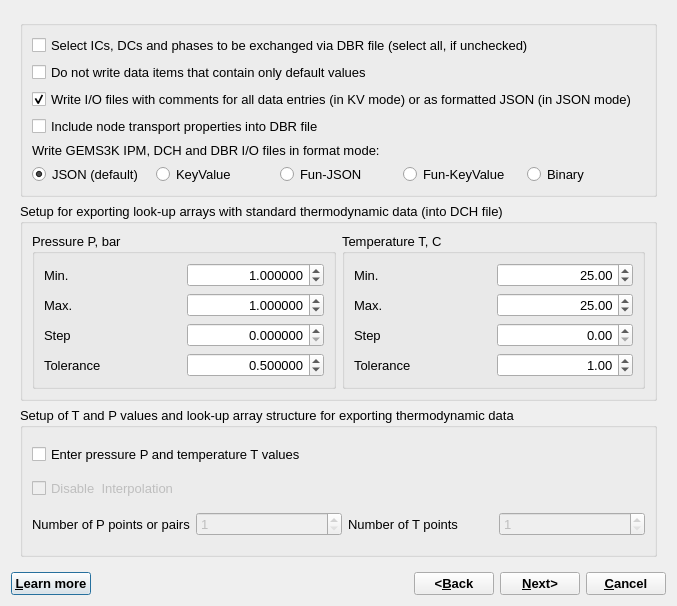
Before: the Qt Designer form GUI/Dialogs4/LookupDialog4.ui in gemshub/GEMSGUI, drawn with Qt 5.
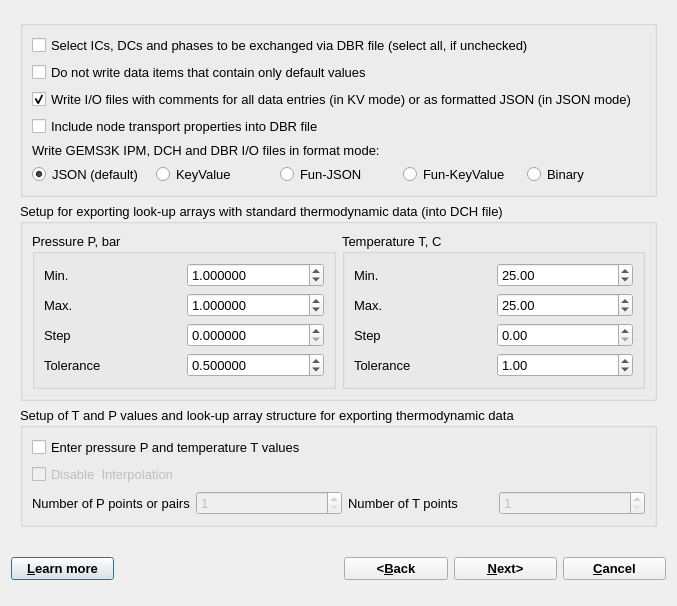
After: the same form once the commit is applied.

Commit message: fixed possible tolerance value to 1e-6

The edit to the form file:
```diff
--- a/GUI/Dialogs4/LookupDialog4.ui
+++ b/GUI/Dialogs4/LookupDialog4.ui
@@ -3,7 +3,7 @@
  <class>LookupDialogData</class>
  <widget class="QDialog" name="LookupDialogData">
   <property name="windowModality">
-   <enum>Qt::WindowModality::WindowModal</enum>
+   <enum>Qt::NonModal</enum>
   </property>
   <property name="geometry">
    <rect>
@@ -142,10 +142,7 @@
              <item row="0" column="1">
               <widget class="QDoubleSpinBox" name="pPfrom">
                <property name="layoutDirection">
-                <enum>Qt::LayoutDirection::LeftToRight</enum>
-               </property>
-               <property name="alignment">
-                <set>Qt::AlignmentFlag::AlignRight|Qt::AlignmentFlag::AlignTrailing|Qt::AlignmentFlag::AlignVCenter</set>
+                <enum>Qt::LeftToRight</enum>
                </property>
                <property name="decimals">
                 <number>6</number>
@@ -167,9 +164,6 @@
              </item>
              <item row="1" column="1">
               <widget class="QDoubleSpinBox" name="pPuntil">
-               <property name="alignment">
-                <set>Qt::AlignmentFlag::AlignRight|Qt::AlignmentFlag::AlignTrailing|Qt::AlignmentFlag::AlignVCenter</set>
-               </property>
                <property name="decimals">
                 <number>6</number>
                </property>
@@ -190,9 +184,6 @@
              </item>
              <item row="2" column="1">
               <widget class="QDoubleSpinBox" name="pPstep">
-               <property name="alignment">
-                <set>Qt::AlignmentFlag::AlignRight|Qt::AlignmentFlag::AlignTrailing|Qt::AlignmentFlag::AlignVCenter</set>
-               </property>
                <property name="decimals">
                 <number>6</number>
                </property>
@@ -210,14 +201,11 @@
              </item>
              <item row="3" column="1">
               <widget class="QDoubleSpinBox" name="pPtol">
-               <property name="alignment">
-                <set>Qt::AlignmentFlag::AlignRight|Qt::AlignmentFlag::AlignTrailing|Qt::AlignmentFlag::AlignVCenter</set>
-               </property>
                <property name="decimals">
                 <number>6</number>
                </property>
                <property name="minimum">
-                <double>0.010000000000000</double>
+                <double>0.000001000000000</double>
                </property>
                <property name="maximum">
                 <double>10.000000000000000</double>
@@ -248,9 +236,6 @@
              </item>
              <item row="0" column="1">
               <widget class="QDoubleSpinBox" name="pTfrom">
-               <property name="alignment">
-                <set>Qt::AlignmentFlag::AlignRight|Qt::AlignmentFlag::AlignTrailing|Qt::AlignmentFlag::AlignVCenter</set>
-               </property>
                <property name="decimals">
                 <number>2</number>
                </property>
@@ -271,9 +256,6 @@
              </item>
              <item row="1" column="1">
               <widget class="QDoubleSpinBox" name="pTuntil">
-               <property name="alignment">
-                <set>Qt::AlignmentFlag::AlignRight|Qt::AlignmentFlag::AlignTrailing|Qt::AlignmentFlag::AlignVCenter</set>
-               </property>
                <property name="decimals">
                 <number>2</number>
                </property>
@@ -294,9 +276,6 @@
              </item>
              <item row="2" column="1">
               <widget class="QDoubleSpinBox" name="pTstep">
-               <property name="alignment">
-                <set>Qt::AlignmentFlag::AlignRight|Qt::AlignmentFlag::AlignTrailing|Qt::AlignmentFlag::AlignVCenter</set>
-               </property>
                <property name="decimals">
                 <number>2</number>
                </property>
@@ -317,9 +296,6 @@
              </item>
              <item row="3" column="1">
               <widget class="QDoubleSpinBox" name="pTtol">
-               <property name="alignment">
-                <set>Qt::AlignmentFlag::AlignRight|Qt::AlignmentFlag::AlignTrailing|Qt::AlignmentFlag::AlignVCenter</set>
-               </property>
                <property name="decimals">
                 <number>2</number>
                </property>
@@ -449,9 +425,6 @@
    </item>
    <item row="1" column="1">
     <spacer name="horizontalSpacer">
-     <property name="orientation">
-      <enum>Qt::Orientation::Horizontal</enum>
-     </property>
      <property name="sizeHint" stdset="0">
       <size>
        <width>218</width>
```
